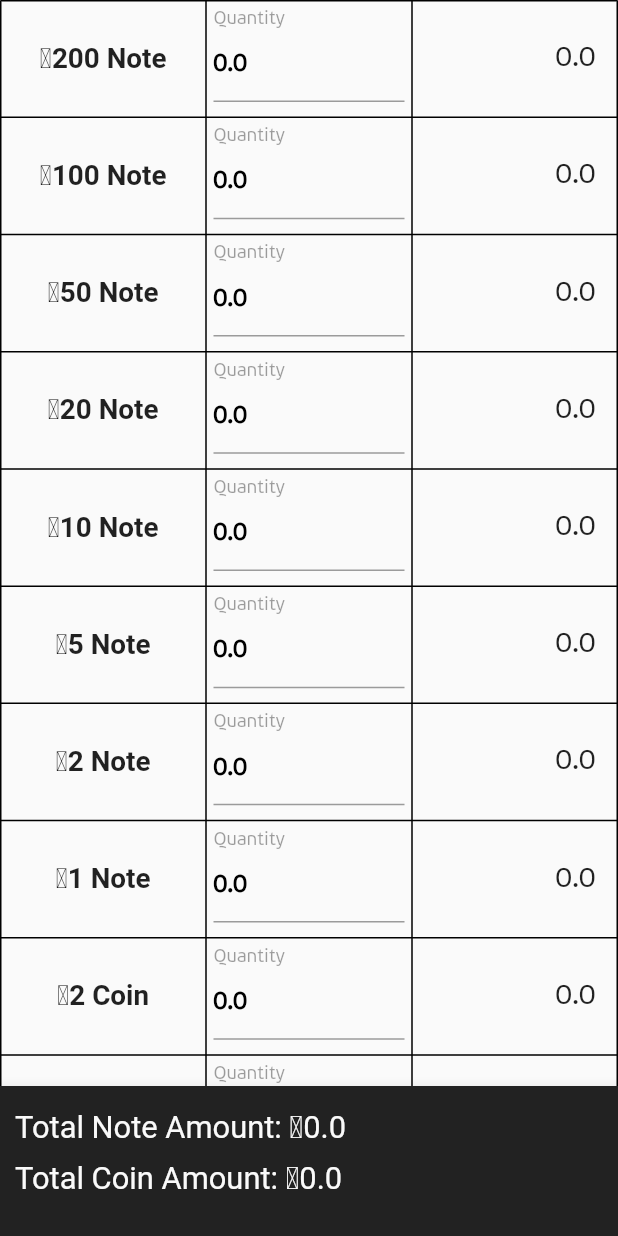
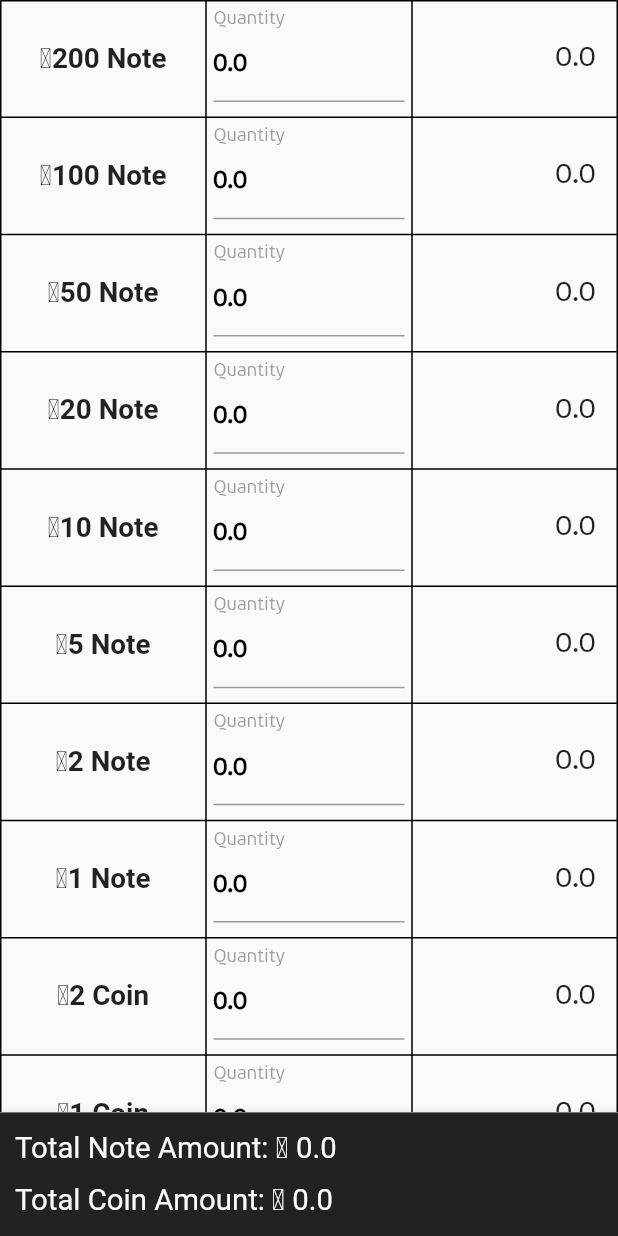
Before and after one commit to Mr-Ashitey/qg_stock_take_app, a Flutter app: the CashCount screen opened directly, on a phone screen of 412 x 824 dp. Run offline on Flutter 3.47's test engine with Material 2 defaults, Android fonts, the phone set to English and light mode, and no system bars; our stand-ins replace flutter_speed_dial, sqflite; accounts and stored records are empty.

Commit message:
make minor changes and reduce lines of code

```diff
--- a/lib/screens/stock_take_details/cash/cash_count.dart
+++ b/lib/screens/stock_take_details/cash/cash_count.dart
@@ -75,16 +75,12 @@ class CashCount extends StatelessWidget {
       bottomNavigationBar: BottomAppBar(
         child: Container(
           padding: const EdgeInsets.symmetric(horizontal: 10),
-          height: 100,
+          height: getProportionateScreenHeight(80),
           color: Colors.black87,
           child: Column(
             crossAxisAlignment: crossStart,
-            children: [
-              SizedBox(height: getProportionateScreenHeight(15)),
-              getAmount('Note', 0.0),
-              SizedBox(height: getProportionateScreenHeight(10)),
-              getAmount('Coin', 0.0)
-            ],
+            mainAxisAlignment: mainSpaceEvenly,
+            children: [getAmount('Note', 0.0), getAmount('Coin', 0.0)],
           ),
         ),
       ),
@@ -93,10 +89,10 @@ class CashCount extends StatelessWidget {
 
   Text getAmount(String currency, double totalAmount) {
     return Text(
-      'Total $currency Amount: ₵$totalAmount',
+      'Total $currency Amount: ₵ $totalAmount',
       style: TextStyle(
         color: colorWhite,
-        fontSize: getProportionateScreenHeight(20),
+        fontSize: getProportionateScreenHeight(19),
         fontFamily: '', // to make the currency symbol show
       ),
     );
```
